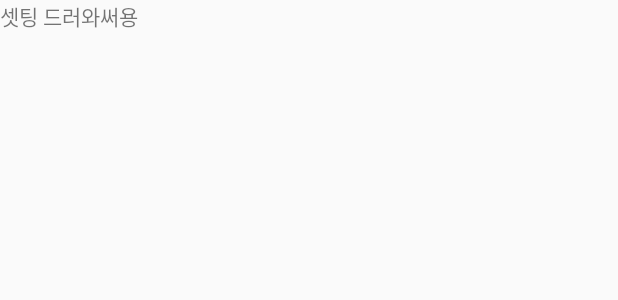
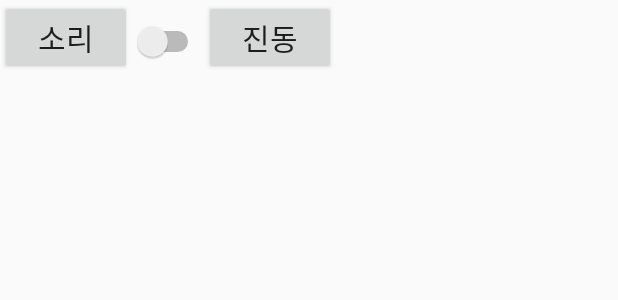
Before and after one commit to gawon92/NewClothink, an Android app: the layout setting_layout.xml on its own in the app's theme, with its tools: preview values and no code run, on a phone screen of 412 x 824 dp. Shown: the top 300 px of the screen. Run offline under Robolectric (Android 15) with nearby library versions, the light colour scheme and no system bars; Roboto replaces fonts that are not available here.

Commit message:
11.17 글씨체변경(캡디 수업시간)

```diff
--- a/app/src/main/AndroidManifest.xml
+++ b/app/src/main/AndroidManifest.xml
@@ -11,7 +11,8 @@
         android:icon="@mipmap/ic_launcher"
         android:label="@string/app_name"
         android:supportsRtl="true"
-        android:theme="@style/AppTheme" >
+        android:theme="@style/AppTheme"
+        android:name="gawonjoo0.newclothink.ApplicationClassActivity">
         <activity android:name=".MainActivity" >
             <intent-filter>
                 <action android:name="android.intent.action.MAIN" />
--- a/app/src/main/java/gawonjoo0/newclothink/MainActivity.java
+++ b/app/src/main/java/gawonjoo0/newclothink/MainActivity.java
@@ -92,6 +92,11 @@ public class MainActivity extends Activity implements View.OnClickListener{
 
         }
         return super.onKeyDown(keyCode, event);
+    }
+
+    @Override
+    protected void attachBaseContext(Context newBase) { //Application 클래스 (폰트 적용)
+        super.attachBaseContext(TypekitContextWrapper.wrap(newBase));
     }
 
 
@@ -260,11 +265,6 @@ public class MainActivity extends Activity implements View.OnClickListener{
 
     }
 
-    @Override
-    protected void attachBaseContext(Context newBase) { //Application 클래스 (폰트 적용)
-        super.attachBaseContext(TypekitContextWrapper.wrap(newBase));
-    }
-
     Handler handler1=new Handler(){
         @Override
         public void handleMessage(Message msg) {
--- a/app/src/main/res/layout/setting_layout.xml
+++ b/app/src/main/res/layout/setting_layout.xml
@@ -3,9 +3,26 @@
     android:layout_width="match_parent"
     android:layout_height="match_parent">
 
-    <TextView
-        android:layout_width="wrap_content"
+    <LinearLayout
+        android:layout_width="match_parent"
         android:layout_height="wrap_content"
-        android:text="셋팅 드러와써용"/>
+        android:orientation="horizontal">
+
+        <Button
+            android:layout_width="wrap_content"
+            android:layout_height="wrap_content"
+            android:text="소리"
+            android:textSize="20sp"/>
+        <Switch
+            android:layout_width="wrap_content"
+            android:layout_height="wrap_content"
+            android:buttonTint="@color/clothinkMainColor"/>
+        <Button
+            android:layout_width="wrap_content"
+            android:layout_height="wrap_content"
+            android:text="진동"
+            android:textSize="20sp"/>
+
+    </LinearLayout>
 
 </LinearLayout>
```
Also changed, not shown: 3 other files.
